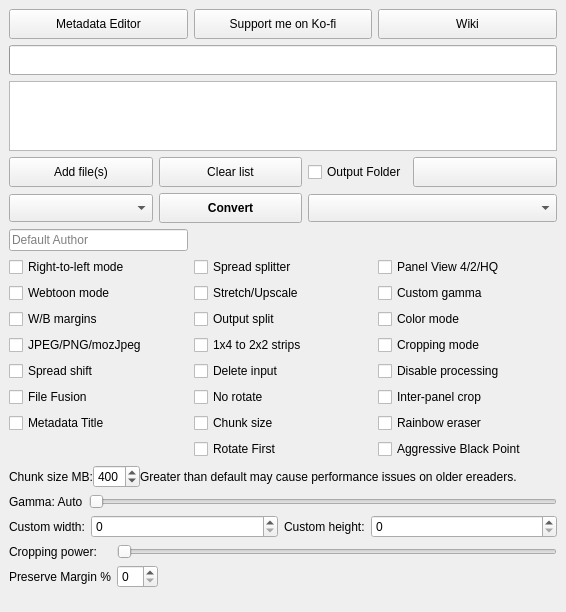
Above: gui/KCC.ui from Nieole/kcc before the change. Below: the same form after it.
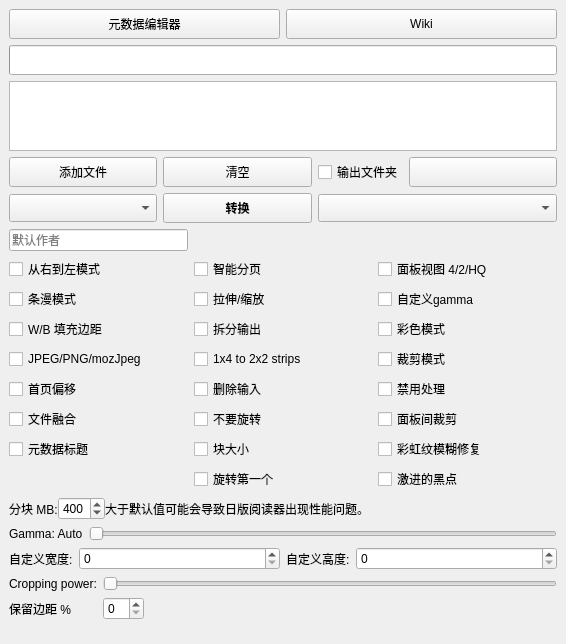
That is the form after the change. Icons and pictures are not drawn.

```diff
--- a/gui/KCC.ui
+++ b/gui/KCC.ui
@@ -65,7 +65,7 @@
           <string>&lt;html&gt;&lt;head/&gt;&lt;body&gt;&lt;p style='white-space:pre'&gt;Shift+Click to edit directory.&lt;/p&gt;&lt;/body&gt;&lt;/html&gt;</string>
          </property>
          <property name="text">
-          <string>Metadata Editor</string>
+          <string>元数据编辑器</string>
          </property>
          <property name="icon">
           <iconset resource="KCC.qrc">
@@ -73,29 +73,6 @@
          </property>
         </widget>
        </item>
-       <item>
-        <widget class="QPushButton" name="kofiButton">
-         <property name="minimumSize">
-          <size>
-           <width>0</width>
-           <height>30</height>
-          </size>
-         </property>
-         <property name="text">
-          <string>Support me on Ko-fi</string>
-         </property>
-         <property name="icon">
-          <iconset resource="KCC.qrc">
-           <normaloff>:/Other/icons/kofi_symbol.png</normaloff>:/Other/icons/kofi_symbol.png</iconset>
-         </property>
-         <property name="iconSize">
-          <size>
-           <width>19</width>
-           <height>16</height>
-          </size>
-         </property>
-        </widget>
-       </item>
        <item>
         <widget class="QPushButton" name="wikiButton">
          <property name="minimumSize">
@@ -154,7 +131,7 @@
           <string>&lt;html&gt;&lt;head/&gt;&lt;body&gt;&lt;p style='white-space:pre'&gt;Shift+Click to select the output directory for this list.&lt;/p&gt;&lt;/body&gt;&lt;/html&gt;</string>
          </property>
          <property name="text">
-          <string>Convert</string>
+          <string>转换</string>
          </property>
          <property name="icon">
           <iconset resource="KCC.qrc">
@@ -171,7 +148,7 @@
           </size>
          </property>
          <property name="text">
-          <string>Clear list</string>
+          <string>清空</string>
          </property>
          <property name="icon">
           <iconset resource="KCC.qrc">
@@ -204,7 +181,7 @@
           <string>&lt;html&gt;&lt;head/&gt;&lt;body&gt;&lt;p style='white-space:pre'&gt;Add CBR, CBZ, CB7 or PDF file to queue.&lt;/p&gt;&lt;/body&gt;&lt;/html&gt;</string>
          </property>
          <property name="text">
-          <string>Add file(s)</string>
+          <string>添加文件</string>
          </property>
          <property name="icon">
           <iconset resource="KCC.qrc">
@@ -244,7 +221,7 @@
           <string>&lt;html&gt;&lt;head/&gt;&lt;body&gt;&lt;p&gt;&lt;span style=&quot; font-weight:600; text-decoration: underline;&quot;&gt;Unchecked - next to source&lt;br/&gt;&lt;/span&gt;Place output files next to source files&lt;/p&gt;&lt;p&gt;&lt;span style=&quot; font-weight:600; text-decoration: underline;&quot;&gt;Indeterminate - folder next to source&lt;br/&gt;&lt;/span&gt;Place output files in a folder next to source files&lt;/p&gt;&lt;p&gt;&lt;span style=&quot; font-weight:600; text-decoration: underline;&quot;&gt;Checked - Custom&lt;br/&gt;&lt;/span&gt;Place output files in custom directory specified by right button&lt;/p&gt;&lt;/body&gt;&lt;/html&gt;</string>
          </property>
          <property name="text">
-          <string>Output Folder</string>
+          <string>输出文件夹</string>
          </property>
          <property name="tristate">
           <bool>true</bool>
@@ -325,7 +302,7 @@
           <string>&lt;html&gt;&lt;head/&gt;&lt;body&gt;&lt;p style='white-space:pre'&gt;Resolution of the target device.&lt;/p&gt;&lt;/body&gt;&lt;/html&gt;</string>
          </property>
          <property name="text">
-          <string>Custom height:</string>
+          <string>自定义高度:</string>
          </property>
         </widget>
        </item>
@@ -351,7 +328,7 @@
           <string>&lt;html&gt;&lt;head/&gt;&lt;body&gt;&lt;p style='white-space:pre'&gt;Resolution of the target device.&lt;/p&gt;&lt;/body&gt;&lt;/html&gt;</string>
          </property>
          <property name="text">
-          <string>Custom width:</string>
+          <string>自定义宽度:</string>
          </property>
         </widget>
        </item>
@@ -392,7 +369,7 @@
           <string>&lt;html&gt;&lt;head/&gt;&lt;body&gt;&lt;p&gt;After calculating the cropping boundaries, &amp;quot;back up&amp;quot; a specified percentage amount.&lt;/p&gt;&lt;/body&gt;&lt;/html&gt;</string>
          </property>
          <property name="text">
-          <string>Preserve Margin %</string>
+          <string>保留边距 %</string>
          </property>
         </widget>
        </item>
@@ -459,7 +436,7 @@
           <string>&lt;html&gt;&lt;head/&gt;&lt;body&gt;&lt;p style='white-space:pre'&gt;Disable automatic gamma correction.&lt;/p&gt;&lt;/body&gt;&lt;/html&gt;</string>
          </property>
          <property name="text">
-          <string>Custom gamma</string>
+          <string>自定义gamma</string>
          </property>
         </widget>
        </item>
@@ -469,7 +446,7 @@
           <string>&lt;html&gt;&lt;head/&gt;&lt;body&gt;&lt;p style='white-space:pre'&gt;Enable right-to-left reading.&lt;/p&gt;&lt;/body&gt;&lt;/html&gt;</string>
          </property>
          <property name="text">
-          <string>Right-to-left mode</string>
+          <string>从右到左模式</string>
          </property>
         </widget>
        </item>
@@ -479,7 +456,7 @@
           <string>&lt;html&gt;&lt;head/&gt;&lt;body&gt;&lt;p&gt;&lt;span style=&quot; font-weight:600; text-decoration: underline;&quot;&gt;Unchecked - Autodetection&lt;br/&gt;&lt;/span&gt;The color of margins fill will be detected automatically.&lt;/p&gt;&lt;p&gt;&lt;span style=&quot; font-weight:600; text-decoration: underline;&quot;&gt;Indeterminate - White&lt;br/&gt;&lt;/span&gt;Margins will be untouched.&lt;/p&gt;&lt;p&gt;&lt;span style=&quot; font-weight:600; text-decoration: underline;&quot;&gt;Checked - Black&lt;br/&gt;&lt;/span&gt;Margins will be filled with black color.&lt;/p&gt;&lt;/body&gt;&lt;/html&gt;</string>
          </property>
          <property name="text">
-          <string>W/B margins</string>
+          <string>W/B 填充边距</string>
          </property>
          <property name="tristate">
           <bool>true</bool>
@@ -492,7 +469,7 @@
           <string>&lt;html&gt;&lt;head/&gt;&lt;body&gt;&lt;p&gt;&lt;span style=&quot; font-weight:600; text-decoration: underline;&quot;&gt;Unchecked - Disabled&lt;br/&gt;&lt;/span&gt;Disabled&lt;/p&gt;&lt;p&gt;&lt;span style=&quot; font-weight:600; text-decoration: underline;&quot;&gt;Indeterminate - Horizontal&lt;br/&gt;&lt;/span&gt;Crop empty horizontal lines.&lt;/p&gt;&lt;p&gt;&lt;span style=&quot; font-weight:600; text-decoration: underline;&quot;&gt;Checked - Both&lt;br/&gt;&lt;/span&gt;Crop empty horizontal and vertical lines.&lt;/p&gt;&lt;/body&gt;&lt;/html&gt;</string>
          </property>
          <property name="text">
-          <string>Inter-panel crop</string>
+          <string>面板间裁剪</string>
          </property>
          <property name="tristate">
           <bool>true</bool>
@@ -505,7 +482,7 @@
           <string>&lt;html&gt;&lt;head/&gt;&lt;body&gt;&lt;p&gt;Combines all selected files into a single file. (Helpful for combining chapters into volumes.)&lt;/p&gt;&lt;/body&gt;&lt;/html&gt;</string>
          </property>
          <property name="text">
-          <string>File Fusion</string>
+          <string>文件融合</string>
          </property>
         </widget>
        </item>
@@ -524,7 +501,7 @@
           <string>Default Author is KCC</string>
          </property>
          <property name="placeholderText">
-          <string>Default Author</string>
+          <string>默认作者</string>
          </property>
          <property name="clearButtonEnabled">
           <bool>false</bool>
@@ -537,7 +514,7 @@
           <string>&lt;html&gt;&lt;head/&gt;&lt;body&gt;&lt;p&gt;When the spread splitter option is partially checked,&lt;/p&gt;&lt;p&gt;&lt;span style=&quot; font-weight:600; text-decoration: underline;&quot;&gt;Unchecked - Rotate Last&lt;br/&gt;&lt;/span&gt;Put the rotated 2 page spread after the split spreads.&lt;/p&gt;&lt;p&gt;&lt;span style=&quot; font-weight:600; text-decoration: underline;&quot;&gt;Checked - Rotate First&lt;br/&gt;&lt;/span&gt;Put the rotated 2 page spread before the split spreads.&lt;/p&gt;&lt;/body&gt;&lt;/html&gt;</string>
          </property>
          <property name="text">
-          <string>Rotate First</string>
+          <string>旋转第一个</string>
          </property>
         </widget>
        </item>
@@ -547,7 +524,7 @@
           <string>Erase rainbow effect on color eink screen by attenuating interfering frequencies</string>
          </property>
          <property name="text">
-          <string>Rainbow eraser</string>
+          <string>彩虹纹模糊修复</string>
          </property>
         </widget>
        </item>
@@ -557,7 +534,7 @@
           <string>&lt;html&gt;&lt;head/&gt;&lt;body&gt;&lt;p&gt;&lt;span style=&quot; font-weight:700; text-decoration: underline;&quot;&gt;Unchecked&lt;br/&gt;&lt;/span&gt;Maximal output file size is 100 MB for Webtoon, 400 MB for others before split occurs.&lt;/p&gt;&lt;p&gt;&lt;span style=&quot; font-weight:700; text-decoration: underline;&quot;&gt;Checked&lt;/span&gt;&lt;br/&gt;Output file size specified in &amp;quot;Chunk size MB&amp;quot; before split occurs.&lt;/p&gt;&lt;/body&gt;&lt;/html&gt;</string>
          </property>
          <property name="text">
-          <string>Chunk size</string>
+          <string>块大小</string>
          </property>
         </widget>
        </item>
@@ -567,7 +544,7 @@
           <string>&lt;html&gt;&lt;head/&gt;&lt;body&gt;&lt;p&gt;&lt;span style=&quot; font-weight:600; text-decoration: underline;&quot;&gt;Unchecked - Split&lt;br/&gt;&lt;/span&gt;Double page spreads will be cut into two separate pages.&lt;/p&gt;&lt;p&gt;&lt;span style=&quot; font-weight:600; text-decoration: underline;&quot;&gt;Indeterminate - Split and rotate&lt;br/&gt;&lt;/span&gt;Double page spreads will be displayed twice. First split and then rotated. &lt;/p&gt;&lt;p&gt;&lt;span style=&quot; font-weight:600; text-decoration: underline;&quot;&gt;Checked - Rotate&lt;br/&gt;&lt;/span&gt;Double page spreads will be rotated.&lt;/p&gt;&lt;/body&gt;&lt;/html&gt;</string>
          </property>
          <property name="text">
-          <string>Spread splitter</string>
+          <string>智能分页</string>
          </property>
          <property name="tristate">
           <bool>true</bool>
@@ -580,7 +557,7 @@
           <string>&lt;html&gt;&lt;head/&gt;&lt;body&gt;&lt;p style='white-space:pre'&gt;&lt;span style=&quot; font-weight:600; text-decoration: underline;&quot;&gt;Unchecked - Automatic mode&lt;br/&gt;&lt;/span&gt;The output will be split automatically.&lt;/p&gt;&lt;p style='white-space:pre'&gt;&lt;span style=&quot; font-weight:600; text-decoration: underline;&quot;&gt;Checked - Volume mode&lt;br/&gt;&lt;/span&gt;Every subdirectory will be considered as a separate volume.&lt;/p&gt;&lt;/body&gt;&lt;/html&gt;</string>
          </property>
          <property name="text">
-          <string>Output split</string>
+          <string>拆分输出</string>
          </property>
         </widget>
        </item>
@@ -590,7 +567,7 @@
           <string>&lt;html&gt;&lt;head/&gt;&lt;body&gt;&lt;p&gt;Write Title from ComicInfo.xml or other embedded metadata.&lt;/p&gt;&lt;/body&gt;&lt;/html&gt;</string>
          </property>
          <property name="text">
-          <string>Metadata Title</string>
+          <string>元数据标题</string>
          </property>
         </widget>
        </item>
@@ -600,7 +577,7 @@
           <string>&lt;html&gt;&lt;head/&gt;&lt;body&gt;&lt;p style='white-space:pre'&gt;&lt;span style=&quot; font-weight:600; text-decoration: underline;&quot;&gt;Unchecked - 4 panels&lt;br/&gt;&lt;/span&gt;Zoom each corner separately.&lt;/p&gt;&lt;p style='white-space:pre'&gt;&lt;span style=&quot; font-weight:600; text-decoration: underline;&quot;&gt;Indeterminate - 2 panels&lt;br/&gt;&lt;/span&gt;Zoom only the top and bottom of the page.&lt;/p&gt;&lt;p&gt;&lt;span style=&quot; font-weight:600; text-decoration: underline;&quot;&gt;Checked - 4 high-quality panels&lt;br/&gt;&lt;/span&gt;Zoom each corner separately. Try to increase the quality of magnification. Check wiki for more details.&lt;/p&gt;&lt;/body&gt;&lt;/html&gt;</string>
          </property>
          <property name="text">
-          <string>Panel View 4/2/HQ</string>
+          <string>面板视图 4/2/HQ</string>
          </property>
          <property name="tristate">
           <bool>true</bool>
@@ -613,7 +590,7 @@
           <string>Shift first page to opposite side in landscape for two page spread alignment</string>
          </property>
          <property name="text">
-          <string>Spread shift</string>
+          <string>首页偏移</string>
          </property>
         </widget>
        </item>
@@ -623,7 +600,7 @@
           <string>&lt;html&gt;&lt;head/&gt;&lt;body&gt;&lt;p style='white-space:pre'&gt;Do not process any image, ignore profile and processing options.&lt;/p&gt;&lt;/body&gt;&lt;/html&gt;</string>
          </property>
          <property name="text">
-          <string>Disable processing</string>
+          <string>禁用处理</string>
          </property>
         </widget>
        </item>
@@ -633,7 +610,7 @@
           <string>&lt;html&gt;&lt;head/&gt;&lt;body&gt;&lt;p style='white-space:pre'&gt;Enable special parsing mode for Korean Webtoons.&lt;/p&gt;&lt;/body&gt;&lt;/html&gt;</string>
          </property>
          <property name="text">
-          <string>Webtoon mode</string>
+          <string>条漫模式</string>
          </property>
         </widget>
        </item>
@@ -643,7 +620,7 @@
           <string>&lt;html&gt;&lt;head/&gt;&lt;body&gt;&lt;p style='white-space:pre'&gt;Disable conversion to grayscale.&lt;/p&gt;&lt;/body&gt;&lt;/html&gt;</string>
          </property>
          <property name="text">
-          <string>Color mode</string>
+          <string>彩色模式</string>
          </property>
         </widget>
        </item>
@@ -653,7 +630,7 @@
           <string>&lt;html&gt;&lt;head/&gt;&lt;body&gt;&lt;p&gt;&lt;span style=&quot; font-weight:600; text-decoration: underline;&quot;&gt;Unchecked - Disabled&lt;/span&gt;&lt;/p&gt;&lt;p&gt;Disabled&lt;/p&gt;&lt;p&gt;&lt;span style=&quot; font-weight:600; text-decoration: underline;&quot;&gt;Indeterminate - Margins&lt;br/&gt;&lt;/span&gt;Margins&lt;/p&gt;&lt;p&gt;&lt;span style=&quot; font-weight:600; text-decoration: underline;&quot;&gt;Checked - Margins + page numbers&lt;br/&gt;&lt;/span&gt;Margins +page numbers&lt;/p&gt;&lt;/body&gt;&lt;/html&gt;</string>
          </property>
          <property name="text">
-          <string>Cropping mode</string>
+          <string>裁剪模式</string>
          </property>
          <property name="tristate">
           <bool>true</bool>
@@ -676,7 +653,7 @@
           <string>Do not rotate double page spreads in spread splitter option.</string>
          </property>
          <property name="text">
-          <string>No rotate</string>
+          <string>不要旋转</string>
          </property>
         </widget>
        </item>
@@ -686,7 +663,7 @@
           <string>Delete input file(s) or directory. It's not recoverable!</string>
          </property>
          <property name="text">
-          <string>Delete input</string>
+          <string>删除输入</string>
          </property>
         </widget>
        </item>
@@ -696,7 +673,7 @@
           <string>&lt;html&gt;&lt;head/&gt;&lt;body&gt;&lt;p&gt;&lt;span style=&quot; font-weight:600; text-decoration: underline;&quot;&gt;Unchecked - Nothing&lt;br/&gt;&lt;/span&gt;Images smaller than device resolution will not be resized.&lt;/p&gt;&lt;p&gt;&lt;span style=&quot; font-weight:600; text-decoration: underline;&quot;&gt;Indeterminate - Stretching&lt;br/&gt;&lt;/span&gt;Images smaller than device resolution will be resized. Aspect ratio will be not preserved.&lt;/p&gt;&lt;p&gt;&lt;span style=&quot; font-weight:600; text-decoration: underline;&quot;&gt;Checked - Upscaling&lt;br/&gt;&lt;/span&gt;Images smaller than device resolution will be resized. Aspect ratio will be preserved.&lt;/p&gt;&lt;/body&gt;&lt;/html&gt;</string>
          </property>
          <property name="text">
-          <string>Stretch/Upscale</string>
+          <string>拉伸/缩放</string>
          </property>
          <property name="tristate">
           <bool>true</bool>
@@ -722,7 +699,7 @@
           <string>&lt;html&gt;&lt;head/&gt;&lt;body&gt;&lt;p&gt;Set the most common dark pixel value to be the black point for leveling on a page by page basis.&lt;/p&gt;&lt;p&gt;Skipped for any images that were originally color.&lt;/p&gt;&lt;p&gt;Use only if default autocontrast still results in very gray faded blacks. &lt;/p&gt;&lt;p&gt;Reccomended to use with Custom Gamma = 1.0 (Disabled).&lt;/p&gt;&lt;/body&gt;&lt;/html&gt;</string>
          </property>
          <property name="text">
-          <string>Aggressive Black Point</string>
+          <string>激进的黑点</string>
          </property>
         </widget>
        </item>
@@ -809,7 +786,7 @@
           </sizepolicy>
          </property>
          <property name="text">
-          <string>Chunk size MB:</string>
+          <string>分块 MB:</string>
          </property>
         </widget>
        </item>
@@ -835,7 +812,7 @@
           </sizepolicy>
          </property>
          <property name="text">
-          <string>Greater than default may cause performance issues on older ereaders.</string>
+          <string>大于默认值可能会导致日版阅读器出现性能问题。</string>
          </property>
         </widget>
        </item>
```
Left out of the diff: 60 changed lines with no effect on the pictures.
